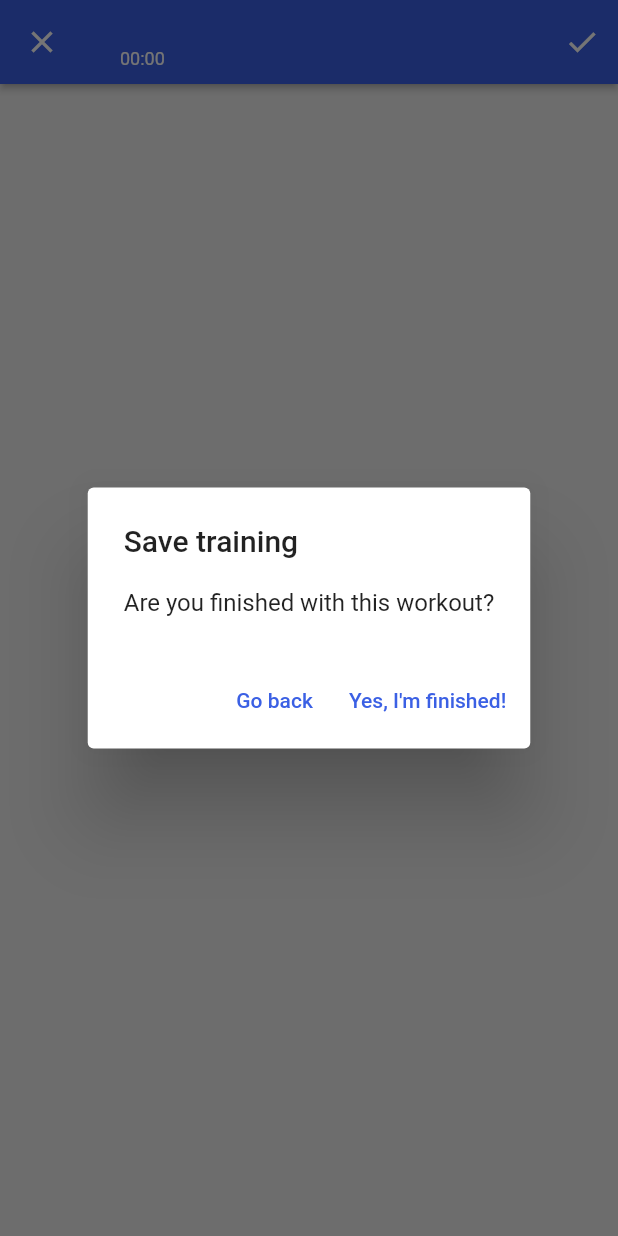
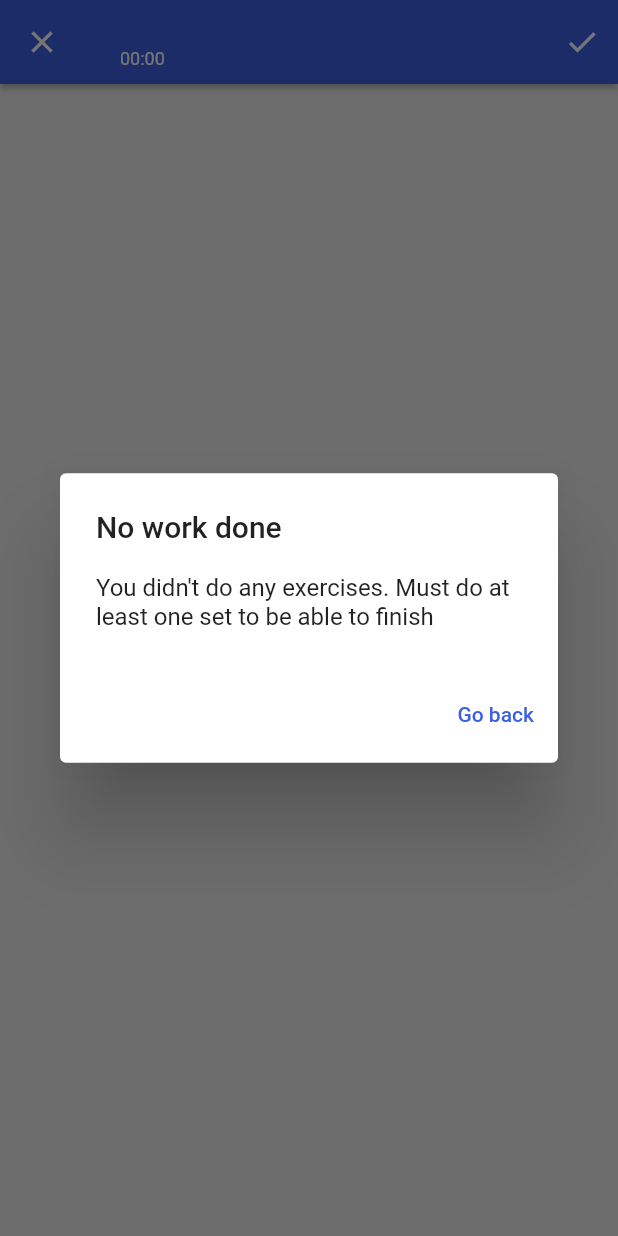
Before and after one commit to davidivad96/mygymbro, a Flutter app: the StartWorkoutScreen screen opened directly with empty values, after a tap on the "check" icon, on a phone screen of 412 x 824 dp. Run offline on Flutter 3.47's test engine with Material 2 defaults, Android fonts, the phone set to English and light mode, and no system bars; our stand-ins replace bubble_bottom_bar, get, stop_watch_timer; missing offline and left inert: flutter_picker; Roboto replaces fonts that are missing (Poppins).

Commit message:
Display different dialog when attempting to save training if no work was done

```diff
--- a/lib/constants.dart
+++ b/lib/constants.dart
@@ -23,6 +23,9 @@ class WorkoutsConstants {
   static const dialogSaveTrainingTitle = "Save training";
   static const dialogSaveTrainingContent =
       "Are you finished with this workout?";
+  static const dialogSaveTrainingNoWorkDoneTitle = "No work done";
+  static const dialogSaveTrainingNoWorkDoneContent =
+      "You didn't do any exercises. Must do at least one set to be able to finish";
   static const dialogDontSave = "Don't save";
   static const dialogDiscard = "Discard";
   static const dialogFinished = "Yes, I'm finished!";
--- a/lib/screens/start_workout_screen.dart
+++ b/lib/screens/start_workout_screen.dart
@@ -90,12 +90,21 @@ class _StartWorkoutScreenState extends State<StartWorkoutScreen> {
   }
 
   void _onSave() async {
+    final bool noWorkDone = _trainingResults.every(
+      (trainingResult) => trainingResult.sets.every((set) => set.done == false),
+    );
     await showDialog(
       context: context,
       builder: (context) => AlertDialog(
-        title: const Text(WorkoutsConstants.dialogSaveTrainingTitle),
-        content: const Text(
-          WorkoutsConstants.dialogSaveTrainingContent,
+        title: Text(
+          noWorkDone
+              ? WorkoutsConstants.dialogSaveTrainingNoWorkDoneTitle
+              : WorkoutsConstants.dialogSaveTrainingTitle,
+        ),
+        content: Text(
+          noWorkDone
+              ? WorkoutsConstants.dialogSaveTrainingNoWorkDoneContent
+              : WorkoutsConstants.dialogSaveTrainingContent,
         ),
         actions: [
           TextButton(
@@ -107,6 +116,7 @@ class _StartWorkoutScreenState extends State<StartWorkoutScreen> {
               ),
             ),
           ),
+          if (!noWorkDone)
             TextButton(
               onPressed: () {
                 _saveTraining();
```
Lines whose indentation alone changed are shown as unchanged.
